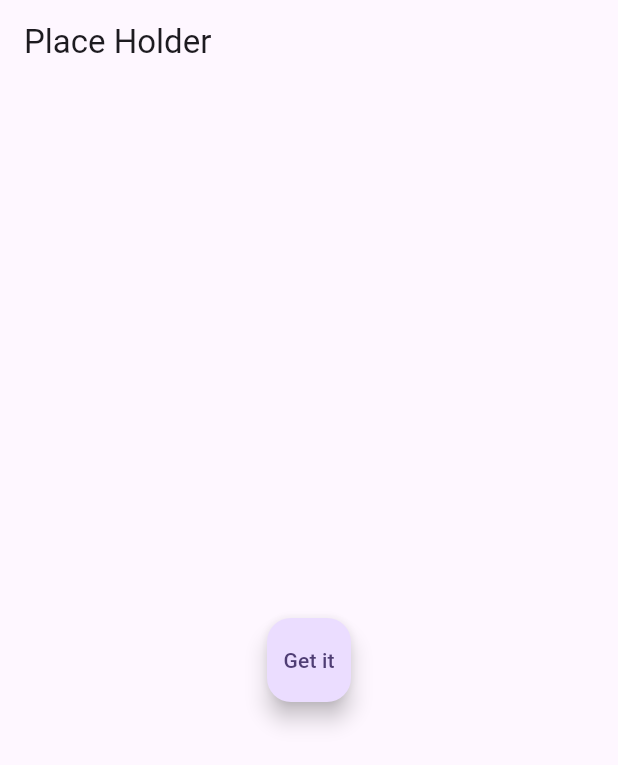
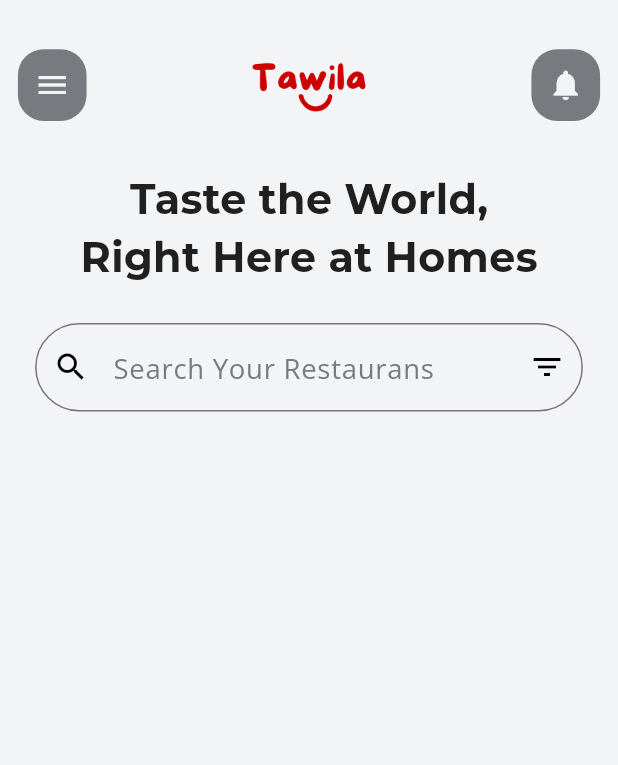
Before and after one commit to l04i/tawila_task, a Flutter app: the screen it shows after launch, on a phone screen of 412 x 824 dp. Shown: the top 765 px of the screen. Run offline on Flutter 3.47's test engine with Material 3 defaults, Android fonts, the phone set to English and light mode, and no system bars; our stand-ins replace flutter_screenutil.

Commit message:
add splash screen and start with restaurants screen basic layout

```diff
--- a/lib/constants.dart
+++ b/lib/constants.dart
@@ -1,37 +1,39 @@
 import 'package:flutter/material.dart';
+import 'package:flutter_screenutil/flutter_screenutil.dart';
 
 class AppColors {
   static const Color primary = Color(0xFFFACC15);
   static const Color accent = Color(0xFFF87171);
   static const Color secondary = Color(0xFF797980);
   static const Color background = Color(0xFFF3F4F6);
+  static const Color lightBackground = Color(0xFFF3F4F6);
   static const Color text = Color(0xFF202020);
 }
 
 class AppTextStyles {
-  static const TextStyle heading = TextStyle(
+  static TextStyle heading = TextStyle(
     fontFamily: 'Montserrat',
-    fontSize: 24.0,
+    fontSize: 24.sp,
     fontWeight: FontWeight.bold,
     color: AppColors.text,
   );
 
-  static const TextStyle subHeading = TextStyle(
+  static TextStyle subHeading = TextStyle(
     fontFamily: 'Montserrat',
-    fontSize: 18.0,
+    fontSize: 18.sp,
     fontWeight: FontWeight.bold,
     color: AppColors.text,
   );
 
-  static const TextStyle body = TextStyle(
-    fontFamily: 'Open Sans', //
-    fontSize: 16.0,
+  static TextStyle body = TextStyle(
+    fontFamily: 'Open Sans',
+    fontSize: 16.sp,
     color: AppColors.secondary,
   );
 
-  static const TextStyle smallBody = TextStyle(
+  static TextStyle smallBody = TextStyle(
     fontFamily: 'Open Sans',
-    fontSize: 14.0,
+    fontSize: 14.sp,
     color: AppColors.secondary,
   );
 }
--- a/lib/main.dart
+++ b/lib/main.dart
@@ -1,9 +1,11 @@
 import 'package:flutter/material.dart';
+import 'package:flutter_screenutil/flutter_screenutil.dart';
 import 'package:provider/provider.dart';
+import 'package:tawila_task/constants.dart';
 import 'package:tawila_task/providers/restaurants_provider.dart';
 import 'package:tawila_task/repositories/restaurants_repo.dart';
 import 'package:tawila_task/services/api_service.dart';
-import 'package:tawila_task/view/restaurants.dart';
+import 'package:tawila_task/view/splash_screen.dart';
 
 void main() {
   runApp(const MyApp());
@@ -21,12 +23,24 @@
                   restaurantRepository:
                       RestaurantsRepository(apiService: ApiService())))
         ],
-        child: MaterialApp(
-            title: 'Tawila Restaurants',
-            theme: ThemeData(
-              colorScheme: ColorScheme.fromSeed(seedColor: Colors.deepPurple),
-              useMaterial3: true,
-            ),
-            home: const RestaurantsScreen()));
+        child: ScreenUtilInit(
+            designSize: const Size(360, 690), // Todo: change this
+            minTextAdapt: true,
+            splitScreenMode: true,
+            builder: (_, child) {
+              return MaterialApp(
+                  title: 'Tawila Restaurants',
+                  theme: ThemeData(
+                    primaryColor: AppColors.primary,
+                    buttonTheme: ButtonThemeData(
+                      buttonColor: AppColors.primary,
+                      shape: RoundedRectangleBorder(
+                        borderRadius: BorderRadius.circular(8.r),
+                      ),
+                      textTheme: ButtonTextTheme.primary,
+                    ),
+                  ),
+                  home: const SplashScreen());
+            }));
   }
 }
--- a/lib/services/api_service.dart
+++ b/lib/services/api_service.dart
@@ -1,5 +1,4 @@
 import 'dart:convert';
-
 import 'package:tawila_task/models/restaurant.dart';
 import 'package:http/http.dart' as http;
 
--- a/lib/view/restaurants.dart
+++ /dev/null
@@ -1,20 +0,0 @@
-import 'package:flutter/material.dart';
-
-class RestaurantsScreen extends StatelessWidget {
-  const RestaurantsScreen({super.key});
-
-  @override
-  Widget build(BuildContext context) {
-    return Scaffold(
-      appBar: AppBar(
-        title: const Text("Place Holder"),
-      ),
-      body: Center(
-        child: FloatingActionButton(
-          onPressed: () {},
-          child: const Text("Get it"),
-        ),
-      ),
-    );
-  }
-}
--- /dev/null
+++ b/lib/view/restaurants_screen.dart
@@ -0,0 +1,100 @@
+import 'package:flutter/material.dart';
+import 'package:flutter_screenutil/flutter_screenutil.dart';
+import 'package:tawila_task/constants.dart';
+
+// color issue (icons , container , fouced border)
+// font bold issue
+
+class RestaurantsScreen extends StatelessWidget {
+  const RestaurantsScreen({super.key});
+
+  @override
+  Widget build(BuildContext context) {
+    return Scaffold(
+      backgroundColor: AppColors.lightBackground,
+      body: SafeArea(
+        child: Padding(
+          padding: EdgeInsets.all(10.h),
+          child: Column(
+            children: [
+              const CustomAppBar(),
+              SizedBox(
+                height: 10.h,
+              ),
+              Text(
+                "Taste the World,",
+                style: AppTextStyles.heading,
+              ),
+              Text(
+                "Right Here at Homes",
+                style: AppTextStyles.heading,
+              ),
+              SizedBox(
+                height: 10.h,
+              ),
+              Container(
+                width: double.infinity,
+                height: 70.h,
+                padding: EdgeInsets.symmetric(horizontal: 10.w, vertical: 10.h),
+                child: TextFormField(
+                    decoration: InputDecoration(
+                        prefixIcon: Icon(
+                          Icons.search,
+                          color: Colors.black,
+                        ),
+                        suffixIcon: Icon(
+                          Icons.filter_list,
+                          color: Colors.black,
+                        ),
+                        hintText: 'Search Your Restaurans',
+                        hintStyle: AppTextStyles.body,
+                        border: OutlineInputBorder(
+                            borderRadius: BorderRadius.circular(30.r)))),
+              ),
+            ],
+          ),
+        ),
+      ),
+    );
+  }
+}
+
+class CustomAppBar extends StatelessWidget {
+  const CustomAppBar({super.key});
+
+  @override
+  Widget build(BuildContext context) {
+    return Row(
+      mainAxisAlignment: MainAxisAlignment.spaceBetween,
+      children: [
+        const IconContainer(icon: Icons.menu),
+        Image.asset(
+          "assets/images/tawila_logo.png",
+          height: 75.h,
+          width: 75.w,
+        ),
+        const IconContainer(icon: Icons.notifications),
+      ],
+    );
+  }
+}
+
+class IconContainer extends StatelessWidget {
+  final IconData icon;
+  const IconContainer({super.key, required this.icon});
+
+  @override
+  Widget build(BuildContext context) {
+    return Container(
+      height: 40.h,
+      width: 40.w,
+      decoration: BoxDecoration(
+          color: AppColors.secondary,
+          borderRadius: BorderRadius.circular(15.r)),
+      child: Icon(
+        icon,
+        color: AppColors.lightBackground,
+      ),
+    );
+  }
+}
```
Also changed, not shown: lib/view/splash_screen.dart (added, +62 -0 lines), pubspec.yaml (+5 -5 lines).
